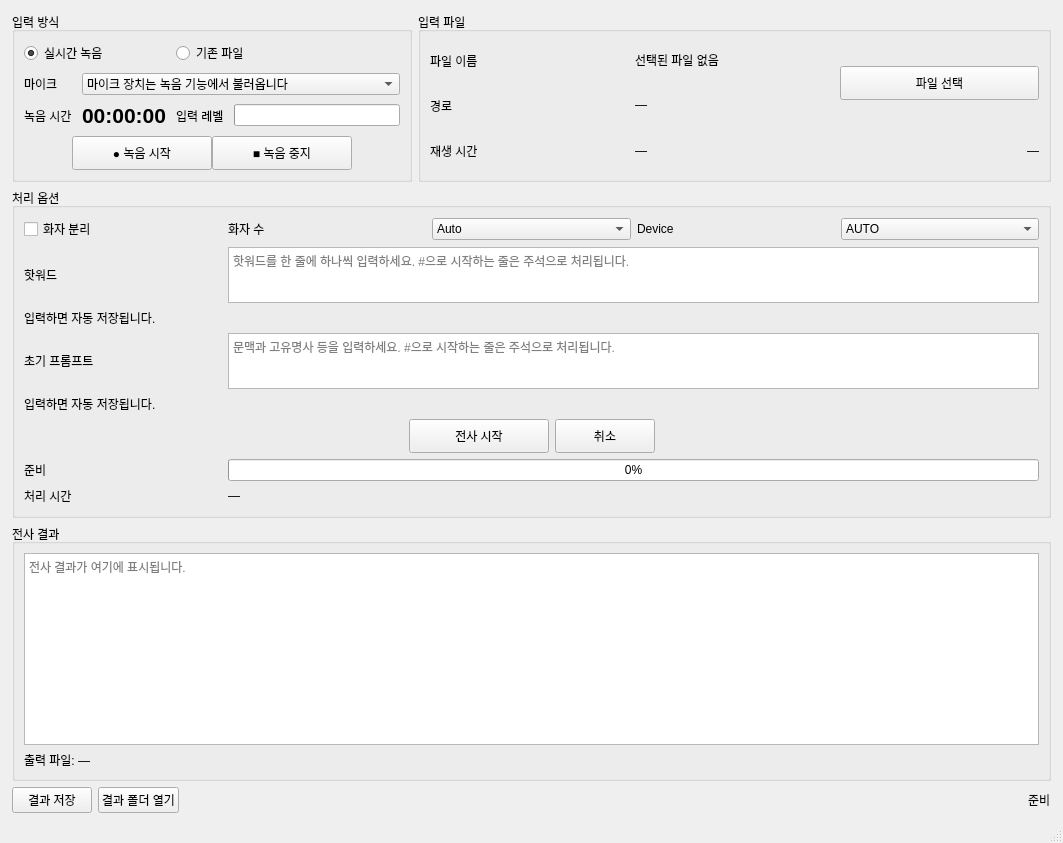
First picture: the form in gui/mainwindow.ui, repository ongre01/korean_transcriber, before the edit.
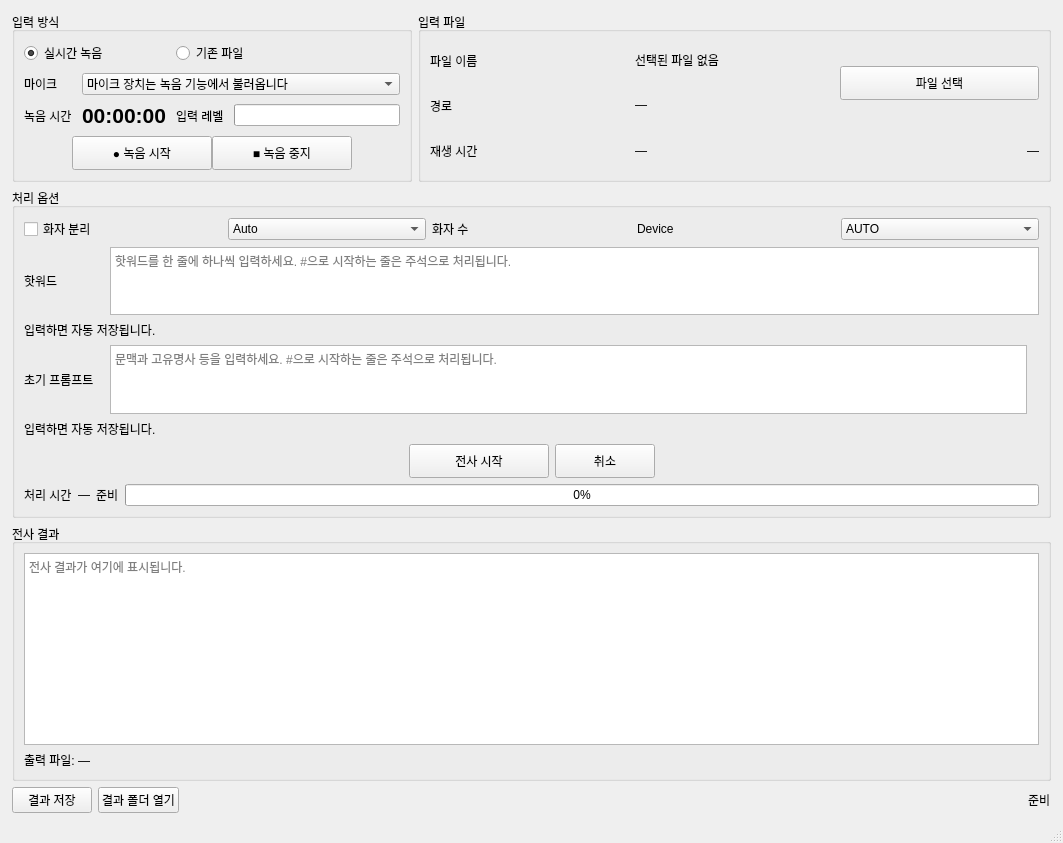
Second picture: the form after the edit.

Commit message: feat(engine): add warning event support for initial prompt validation

The edit to the form file:
```diff
--- a/gui/mainwindow.ui
+++ b/gui/mainwindow.ui
@@ -272,82 +272,160 @@
        <string>처리 옵션</string>
       </property>
       <layout class="QGridLayout" name="processingLayout">
-       <item row="0" column="0">
-        <widget class="QCheckBox" name="diarizationCheckBox">
-         <property name="text">
-          <string>화자 분리</string>
-         </property>
-        </widget>
+       <item row="1" column="0" colspan="3">
+        <layout class="QHBoxLayout" name="horizontalLayout_3">
+         <item>
+          <widget class="QLabel" name="hotwordsLabel">
+           <property name="minimumSize">
+            <size>
+             <width>80</width>
+             <height>0</height>
+            </size>
+           </property>
+           <property name="text">
+            <string>핫워드</string>
+           </property>
+          </widget>
+         </item>
+         <item>
+          <widget class="QPlainTextEdit" name="hotwordsTextEdit">
+           <property name="minimumSize">
+            <size>
+             <width>0</width>
+             <height>0</height>
+            </size>
+           </property>
+           <property name="placeholderText">
+            <string>핫워드를 한 줄에 하나씩 입력하세요. #으로 시작하는 줄은 주석으로 처리됩니다.</string>
+           </property>
+          </widget>
+         </item>
+        </layout>
        </item>
-       <item row="7" column="0">
-        <widget class="QLabel" name="processingTimeTitleLabel">
-         <property name="text">
-          <string>처리 시간</string>
-         </property>
-        </widget>
+       <item row="0" column="0" colspan="3">
+        <layout class="QHBoxLayout" name="horizontalLayout">
+         <item>
+          <widget class="QCheckBox" name="diarizationCheckBox">
+           <property name="text">
+            <string>화자 분리</string>
+           </property>
+          </widget>
+         </item>
+         <item>
+          <widget class="QComboBox" name="speakerCountComboBox">
+           <item>
+            <property name="text">
+             <string>Auto</string>
+            </property>
+           </item>
+           <item>
+            <property name="text">
+             <string>2</string>
+            </property>
+           </item>
+           <item>
+            <property name="text">
+             <string>3</string>
+            </property>
+           </item>
+           <item>
+            <property name="text">
+             <string>4</string>
+            </property>
+           </item>
+           <item>
+            <property name="text">
+             <string>5</string>
+            </property>
+           </item>
+          </widget>
+         </item>
+         <item>
+          <widget class="QLabel" name="speakerCountLabel">
+           <property name="text">
+            <string>화자 수</string>
+           </property>
+          </widget>
+         </item>
+         <item>
+          <widget class="QLabel" name="deviceLabel">
+           <property name="text">
+            <string>Device</string>
+           </property>
+          </widget>
+         </item>
+         <item>
+          <widget class="QComboBox" name="deviceComboBox">
+           <item>
+            <property name="text">
+             <string>AUTO</string>
+            </property>
+           </item>
+           <item>
+            <property name="text">
+             <string>NPU</string>
+            </property>
+           </item>
+           <item>
+            <property name="text">
+             <string>CPU</string>
+            </property>
+           </item>
+           <item>
+            <property name="text">
+             <string>GPU</string>
+            </property>
+           </item>
+          </widget>
+         </item>
+        </layout>
        </item>
-       <item row="6" column="0">
-        <widget class="QLabel" name="processingStateLabel">
-         <property name="text">
-          <string>준비</string>
-         </property>
-        </widget>
+       <item row="8" column="0" colspan="3">
+        <layout class="QHBoxLayout" name="horizontalLayout_2">
+         <item>
+          <widget class="QLabel" name="processingTimeTitleLabel">
+           <property name="text">
+            <string>처리 시간</string>
+           </property>
+          </widget>
+         </item>
+         <item>
+          <widget class="QLabel" name="processingTimeLabel">
+           <property name="text">
+            <string>—</string>
+           </property>
+          </widget>
+         </item>
+         <item>
+          <widget class="QLabel" name="processingStateLabel">
+           <property name="text">
+            <string>준비</string>
+           </property>
+          </widget>
+         </item>
+         <item>
+          <widget class="QProgressBar" name="processingProgressBar">
+           <property name="minimum">
+            <number>0</number>
+           </property>
+           <property name="maximum">
+            <number>100</number>
+           </property>
+           <property name="value">
+            <number>0</number>
+           </property>
+          </widget>
+         </item>
+        </layout>
        </item>
-       <item row="3" column="0">
-        <widget class="QLabel" name="initialPromptLabel">
-         <property name="text">
-          <string>초기 프롬프트</string>
-         </property>
-        </widget>
-       </item>
-       <item row="6" column="1" colspan="4">
-        <widget class="QProgressBar" name="processingProgressBar">
-         <property name="minimum">
-          <number>0</number>
-         </property>
-         <property name="maximum">
-          <number>100</number>
-         </property>
-         <property name="value">
-          <number>0</number>
-         </property>
-        </widget>
-       </item>
-       <item row="3" column="1" colspan="4">
-        <widget class="QPlainTextEdit" name="initialPromptTextEdit">
-         <property name="minimumSize">
-          <size>
-           <width>0</width>
-           <height>0</height>
-          </size>
-         </property>
-         <property name="placeholderText">
-          <string>문맥과 고유명사 등을 입력하세요. #으로 시작하는 줄은 주석으로 처리됩니다.</string>
-         </property>
-        </widget>
-       </item>
-       <item row="7" column="1" colspan="4">
-        <widget class="QLabel" name="processingTimeLabel">
-         <property name="text">
-          <string>—</string>
-         </property>
-        </widget>
-       </item>
-       <item row="2" column="0">
-        <widget class="QLabel" name="hotwordsStatusLabel">
+       <item row="6" column="0" colspan="3">
+        <widget class="QLabel" name="initialPromptStatusLabel">
          <property name="text">
           <string>입력하면 자동 저장됩니다.</string>
          </property>
         </widget>
        </item>
-       <item row="0" column="3">
-        <widget class="QLabel" name="deviceLabel">
-         <property name="text">
-          <string>Device</string>
-         </property>
-        </widget>
-       </item>
-       <item row="5" column="0" colspan="5">
+       <item row="7" column="0" colspan="3">
         <layout class="QHBoxLayout" name="processingButtonLayout">
          <item>
           <spacer name="processingButtonLeftSpacer">
@@ -403,92 +481,42 @@
          </item>
         </layout>
        </item>
-       <item row="1" column="1" colspan="4">
-        <widget class="QPlainTextEdit" name="hotwordsTextEdit">
-         <property name="minimumSize">
-          <size>
-           <width>0</width>
-           <height>0</height>
-          </size>
-         </property>
-         <property name="placeholderText">
-          <string>핫워드를 한 줄에 하나씩 입력하세요. #으로 시작하는 줄은 주석으로 처리됩니다.</string>
-         </property>
-        </widget>
-       </item>
-       <item row="0" column="1">
-        <widget class="QLabel" name="speakerCountLabel">
+       <item row="3" column="0" colspan="3">
+        <widget class="QLabel" name="hotwordsStatusLabel">
          <property name="text">
-          <string>화자 수</string>
+          <string>입력하면 자동 저장됩니다.</string>
          </property>
         </widget>
        </item>
-       <item row="0" column="2">
-        <widget class="QComboBox" name="speakerCountComboBox">
-         <item>
-          <property name="text">
-           <string>Auto</string>
-          </property>
-         </item>
-         <item>
-          <property name="text">
-           <string>2</string>
-          </property>
-         </item>
-         <item>
-          <property name="text">
-           <string>3</string>
-          </property>
-         </item>
-         <item>
-          <property name="text">
-           <string>4</string>
-          </property>
-         </item>
-         <item>
-          <property name="text">
-           <string>5</string>
-          </property>
-         </item>
-        </widget>
-       </item>
-       <item row="1" column="0">
-        <widget class="QLabel" name="hotwordsLabel">
-         <property name="text">
-          <string>핫워드</string>
-         </property>
-        </widget>
-       </item>
-       <item row="0" column="4">
-        <widget class="QComboBox" name="deviceComboBox">
-         <item>
-          <property name="text">
-           <string>AUTO</string>
-          </property>
-         </item>
-         <item>
-          <property name="text">
-           <string>NPU</string>
-          </property>
-         </item>
-         <item>
-          <property name="text">
-           <string>CPU</string>
-          </property>
-         </item>
-         <item>
-          <property name="text">
-           <string>GPU</string>
-          </property>
-         </item>
-        </widget>
-       </item>
        <item row="4" column="0">
-        <widget class="QLabel" name="initialPromptStatusLabel">
-         <property name="text">
-          <string>입력하면 자동 저장됩니다.</string>
-         </property>
-        </widget>
+        <layout class="QHBoxLayout" name="horizontalLayout_4">
+         <item>
+          <widget class="QLabel" name="initialPromptLabel">
+           <property name="minimumSize">
+            <size>
+             <width>80</width>
+             <height>0</height>
+            </size>
+           </property>
+           <property name="text">
+            <string>초기 프롬프트</string>
+           </property>
+          </widget>
+         </item>
+         <item>
+          <widget class="QPlainTextEdit" name="initialPromptTextEdit">
+           <property name="minimumSize">
+            <size>
+             <width>0</width>
+             <height>0</height>
+            </size>
+           </property>
+           <property name="placeholderText">
+            <string>문맥과 고유명사 등을 입력하세요. #으로 시작하는 줄은 주석으로 처리됩니다.</string>
+           </property>
+          </widget>
+         </item>
+        </layout>
        </item>
       </layout>
      </widget>
```
The commit also changes 10 other files.
